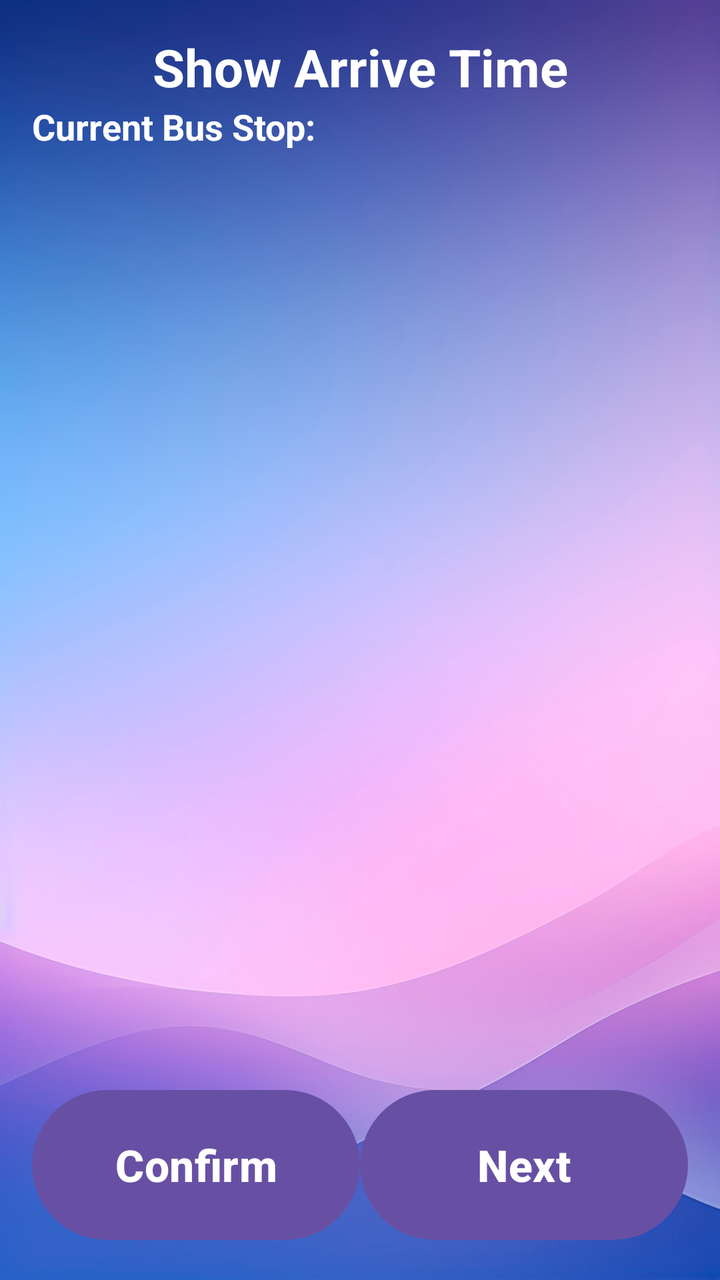
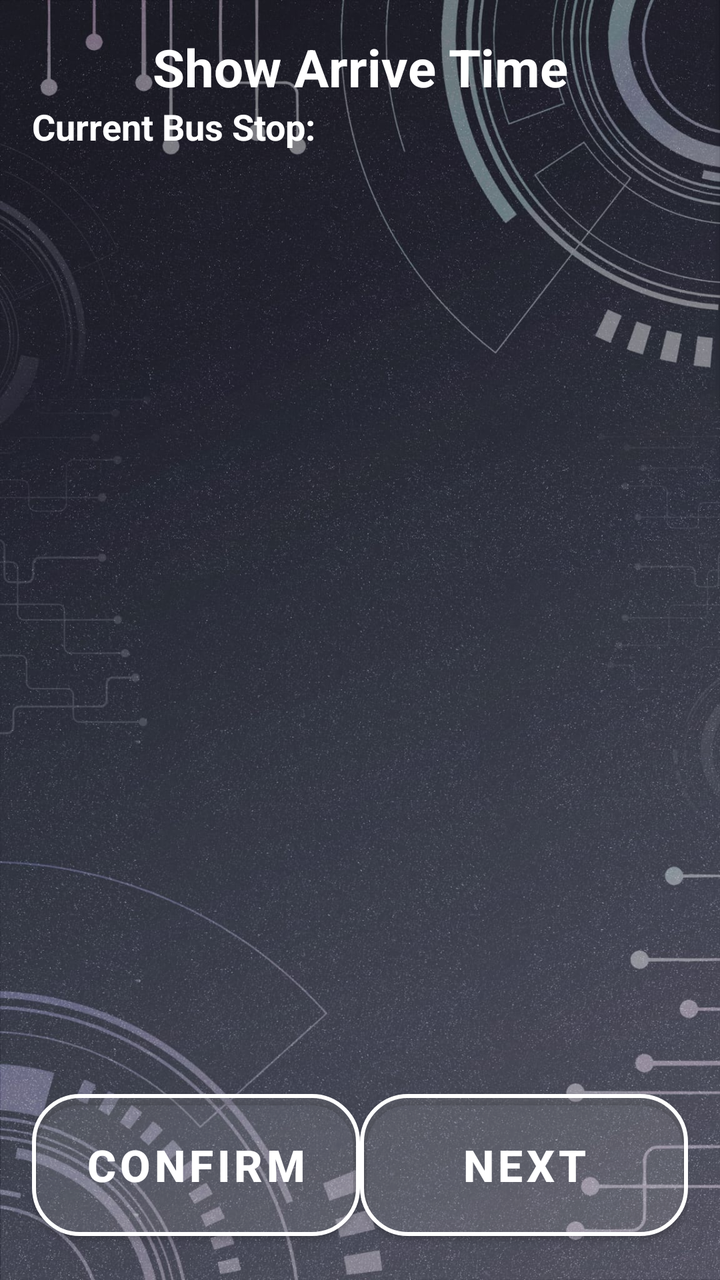

Before-and-after screenshots of an Android layout around one commit, followed by the original layout XML and the change that was made.
<!-- AndroidManifest.xml: application theme Theme.VISTA -->
<!-- res/layout/activity_show_arrive_time_page.xml -->
<LinearLayout
    xmlns:android="http://schemas.android.com/apk/res/android"
    xmlns:tools="http://schemas.android.com/tools"
    android:id="@+id/main"
    android:layout_width="match_parent"
    android:layout_height="match_parent"
    android:orientation="vertical"
    android:padding="16sp"
    tools:context=".ShowArriveTimePage"
    android:background="@drawable/background">

    <TextView
        android:layout_width="match_parent"
        android:layout_height="wrap_content"
        android:text="@string/showArriveTimePage_title"
        android:textSize="26sp"
        android:textStyle="bold"
        android:gravity="center"
        android:textColor="@color/white"/>

    <TextView
        android:layout_width="match_parent"
        android:layout_height="wrap_content"
        android:text="Current Bus Stop:"
        android:textSize="18sp"
        android:textStyle="bold"
        android:id="@+id/txtShowArriveTimePageCurrentBusStop"
        android:textColor="@color/white"/>

    <ListView
        android:id="@+id/lvShowArriveTimePage"
        android:layout_width="match_parent"
        android:layout_height="0dp"
        android:layout_weight="1"/>

    
    <LinearLayout
        android:orientation="horizontal"
        android:layout_width="match_parent"
        android:layout_height="wrap_content"
        android:gravity="bottom"
        android:layout_marginTop="16dp"
        android:weightSum="2">

        
        <Button
            android:id="@+id/btnShowArriveTimePageConfirm"
            android:layout_width="0dp"
            android:layout_height="83dp"
            android:layout_weight="1"
            android:text="@string/btn_Confirm"
            android:textSize="22sp"
            android:textStyle="bold" />

        
        <Button
            android:id="@+id/btnShowArriveTimePageNext"
            android:layout_width="0dp"
            android:layout_height="83dp"
            android:layout_weight="1"
            android:text="@string/btn_next"
            android:textSize="22sp"
            android:textStyle="bold" />
    </LinearLayout>
</LinearLayout>
<!-- resources referenced by this layout -->
<resources>
  <color name="white">#FFFFFFFF</color>
  <!-- drawable background: jpg bitmap (drawable, 544840 bytes) -->
  <string name="btn_Confirm">Confirm</string>
  <string name="btn_next">Next</string>
  <string name="showArriveTimePage_title">Show Arrive Time</string>
  <style name="Theme.VISTA" parent="Base.Theme.VISTA" />
  <style name="Base.Theme.VISTA" parent="Theme.Material3.DayNight.NoActionBar">
          
          
      </style>
</resources>

<!-- the commit's change to res/layout/activity_show_arrive_time_page.xml (unified diff, before → after) -->
@@ -1,6 +1,7 @@
 <LinearLayout
     xmlns:android="http://schemas.android.com/apk/res/android"
     xmlns:tools="http://schemas.android.com/tools"
+    xmlns:app="http://schemas.android.com/apk/res-auto"
     android:id="@+id/main"
     android:layout_width="match_parent"
     android:layout_height="match_parent"
@@ -43,8 +44,9 @@
         android:weightSum="2">
 
         
-        <Button
+        <com.google.android.material.button.MaterialButton
             android:id="@+id/btnShowArriveTimePageConfirm"
+            style="@style/SemiTransparentRoundedButton"
             android:layout_width="0dp"
             android:layout_height="83dp"
             android:layout_weight="1"
@@ -53,8 +55,9 @@
             android:textStyle="bold" />
 
         
-        <Button
+        <com.google.android.material.button.MaterialButton
             android:id="@+id/btnShowArriveTimePageNext"
+            style="@style/SemiTransparentRoundedButton"
             android:layout_width="0dp"
             android:layout_height="83dp"
             android:layout_weight="1"
<!-- resource entries referenced after the edit -->
@@ -1,14 +1,55 @@
 <!-- resources referenced by this layout -->
 <resources>
-  <color name="white">#FFFFFFFF</color>
-  <!-- drawable background: jpg bitmap (drawable, 544840 bytes) -->
+  <color name="white">#FFFFFF</color>
+  <!-- drawable background: jpeg bitmap (drawable, 288114 bytes) -->
   <string name="btn_Confirm">Confirm</string>
   <string name="btn_next">Next</string>
   <string name="showArriveTimePage_title">Show Arrive Time</string>
-  <style name="Theme.VISTA" parent="Base.Theme.VISTA" />
-  <style name="Base.Theme.VISTA" parent="Theme.Material3.DayNight.NoActionBar">
+  <style name="SemiTransparentRoundedButton" parent="Widget.MaterialComponents.Button">
+          <item name="android:textColor">#FFFFFF</item>
+          <item name="background">@drawable/button_selector</item> 
+          <item name="cornerRadius">24dp</item>
+          <item name="strokeColor">#FFFFFF</item>
+          <item name="strokeWidth">2dp</item>
+          <item name="backgroundTint">#20FFFFFF</item> 
+      </style>
+  <style name="Theme.VISTA" parent="Theme.MaterialComponents.Light.NoActionBar">
           
+          <item name="colorPrimary">@color/semi_transparent_white</item>
+          <item name="colorPrimaryVariant">@color/semi_transparent_white</item>
+          <item name="colorOnPrimary">@color/white</item>
           
       </style>
+  <!-- drawable button_selector (drawable) -->
+  <?xml version="1.0" encoding="utf-8"?>
+  <selector xmlns:android="http://schemas.android.com/apk/res/android">
+      
+      <item android:state_pressed="true">
+          <shape android:shape="rectangle">
+              <solid android:color="#20FFFFFF" /> 
+              <stroke android:width="2dp" android:color="#FFFFFF" />
+              <corners android:radius="24dp" />
+          </shape>
+      </item>
+  
+      
+      <item android:state_selected="true">
+          <shape android:shape="rectangle">
+              <solid android:color="#FFFF00" /> 
+              <stroke android:width="2dp" android:color="#FFFFFF" />
+              <corners android:radius="24dp" />
+          </shape>
+      </item>
+  
+      
+      <item>
+          <shape android:shape="rectangle">
+              <solid android:color="#20FFFFFF" /> 
+              <stroke android:width="2dp" android:color="#FFFFFF" />
+              <corners android:radius="24dp" />
+          </shape>
+      </item>
+  </selector>
+  <color name="semi_transparent_white">#80FFFFFF</color>
 </resources>
 
